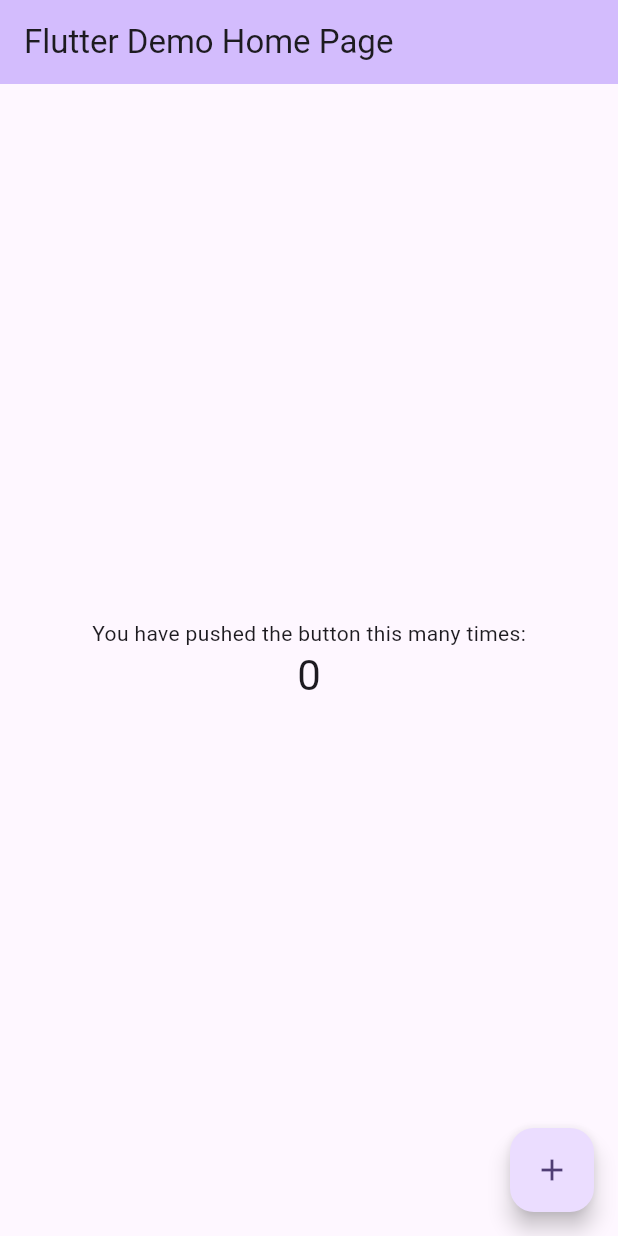
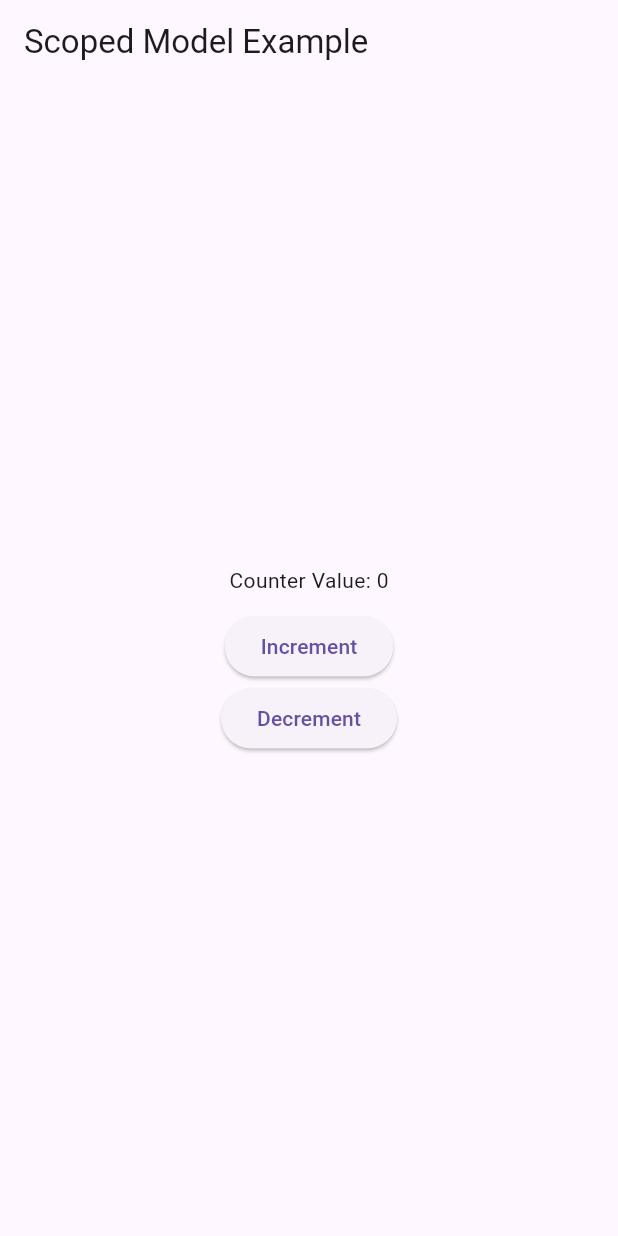
Before and after one commit to 1nnocentia/vispro-statemanagement, a Flutter app: the screen it shows after launch, on a phone screen of 412 x 824 dp. Run offline on Flutter 3.47's test engine with Material 3 defaults, Android fonts, the phone set to English and light mode, and no system bars.

Commit message:
done copying code

```diff
--- a/app_state_codelab/app_state_codelab/lib/main.dart
+++ b/app_state_codelab/app_state_codelab/lib/main.dart
@@ -1,122 +1,59 @@
 import 'package:flutter/material.dart';
+import 'package:scoped_model/scoped_model.dart';
 
-void main() {
-  runApp(const MyApp());
+void main() => runApp(MyApp());
+
+class CounterModel extends Model {
+  int _counter = 0;
+  int get counter => _counter;
+
+  void increment() {
+    _counter++;
+
+    notifyListeners();
+  } void decrement() {
+    _counter--; notifyListeners();
+  }
 }
 
 class MyApp extends StatelessWidget {
-  const MyApp({super.key});
+  final CounterModel model = CounterModel();
 
-  // This widget is the root of your application.
   @override
   Widget build(BuildContext context) {
-    return MaterialApp(
-      title: 'Flutter Demo',
-      theme: ThemeData(
-        // This is the theme of your application.
-        //
-        // TRY THIS: Try running your application with "flutter run". You'll see
-        // the application has a purple toolbar. Then, without quitting the app,
-        // try changing the seedColor in the colorScheme below to Colors.green
-        // and then invoke "hot reload" (save your changes or press the "hot
-        // reload" button in a Flutter-supported IDE, or press "r" if you used
-        // the command line to start the app).
-        //
-        // Notice that the counter didn't reset back to zero; the application
-        // state is not lost during the reload. To reset the state, use hot
-        // restart instead.
-        //
-        // This works for code too, not just values: Most code changes can be
-        // tested with just a hot reload.
-        colorScheme: ColorScheme.fromSeed(seedColor: Colors.deepPurple),
+    return ScopedModel<CounterModel>(
+      model: model,
+      child: MaterialApp(
+        home: Scaffold(
+          appBar: AppBar(
+            title: Text('Scoped Model Example')),
+            body: CounterWidget(),
         ),
-      home: const MyHomePage(title: 'Flutter Demo Home Page'),
+     ),
     );
  }
 }
 
-class MyHomePage extends StatefulWidget {
-  const MyHomePage({super.key, required this.title});
-
-  // This widget is the home page of your application. It is stateful, meaning
-  // that it has a State object (defined below) that contains fields that affect
-  // how it looks.
-
-  // This class is the configuration for the state. It holds the values (in this
-  // case the title) provided by the parent (in this case the App widget) and
-  // used by the build method of the State. Fields in a Widget subclass are
-  // always marked "final".
-
-  final String title;
-
-  @override
-  State<MyHomePage> createState() => _MyHomePageState();
-}
-
-class _MyHomePageState extends State<MyHomePage> {
-  int _counter = 0;
-
-  void _incrementCounter() {
-    setState(() {
-      // This call to setState tells the Flutter framework that something has
-      // changed in this State, which causes it to rerun the build method below
-      // so that the display can reflect the updated values. If we changed
-      // _counter without calling setState(), then the build method would not be
-      // called again, and so nothing would appear to happen.
-      _counter++;
-    });
-  }
-
-  @override
-  Widget build(BuildContext context) {
-    // This method is rerun every time setState is called, for instance as done
-    // by the _incrementCounter method above.
-    //
-    // The Flutter framework has been optimized to make rerunning build methods
-    // fast, so that you can just rebuild anything that needs updating rather
-    // than having to individually change instances of widgets.
-    return Scaffold(
-      appBar: AppBar(
-        // TRY THIS: Try changing the color here to a specific color (to
-        // Colors.amber, perhaps?) and trigger a hot reload to see the AppBar
-        // change color while the other colors stay the same.
-        backgroundColor: Theme.of(context).colorScheme.inversePrimary,
-        // Here we take the value from the MyHomePage object that was created by
-        // the App.build method, and use it to set our appbar title.
-        title: Text(widget.title),
-      ),
-      body: Center(
-        // Center is a layout widget. It takes a single child and positions it
-        // in the middle of the parent.
+class CounterWidget extends StatelessWidget {
+  @override Widget build(BuildContext context) {
+    return ScopedModelDescendant<CounterModel>(
+      builder: (context, child, model) => Center(
         child: Column(
-          // Column is also a layout widget. It takes a list of children and
-          // arranges them vertically. By default, it sizes itself to fit its
-          // children horizontally, and tries to be as tall as its parent.
-          //
-          // Column has various properties to control how it sizes itself and
-          // how it positions its children. Here we use mainAxisAlignment to
-          // center the children vertically; the main axis here is the vertical
-          // axis because Columns are vertical (the cross axis would be
-          // horizontal).
-          //
-          // TRY THIS: Invoke "debug painting" (choose the "Toggle Debug Paint"
-          // action in the IDE, or press "p" in the console), to see the
-          // wireframe for each widget.
           mainAxisAlignment: MainAxisAlignment.center,
           children: <Widget>[
-            const Text('You have pushed the button this many times:'),
-            Text(
-              '$_counter',
-              style: Theme.of(context).textTheme.headlineMedium,
+            Text('Counter Value: ${model.counter}'),
+            SizedBox(height: 10),
+            ElevatedButton( onPressed: () {
+                model.increment();
+              }, child: Text('Increment'),
+            ),
+            ElevatedButton( onPressed: () {
+              model.decrement();
+            },
+            child: Text('Decrement'),
             ),
         ],
-        ),
-      ),
-      floatingActionButton: FloatingActionButton(
-        onPressed: _incrementCounter,
-        tooltip: 'Increment',
-        child: const Icon(Icons.add),
-      ), // This trailing comma makes auto-formatting nicer for build methods.
+      ), ),
     );
   }
 }
--- a/app_state_codelab/app_state_codelab/pubspec.yaml
+++ b/app_state_codelab/app_state_codelab/pubspec.yaml
@@ -30,7 +30,7 @@ environment:
 dependencies:
   flutter:
     sdk: flutter
-    scoped_model: ^2.0.0
+  scoped_model: ^2.0.0
 
   # The following adds the Cupertino Icons font to your application.
   # Use with the CupertinoIcons class for iOS style icons.
```
Also changed, not shown: app_state_codelab/app_state_codelab/pubspec.lock. Lines whose indentation alone changed are shown as unchanged.
